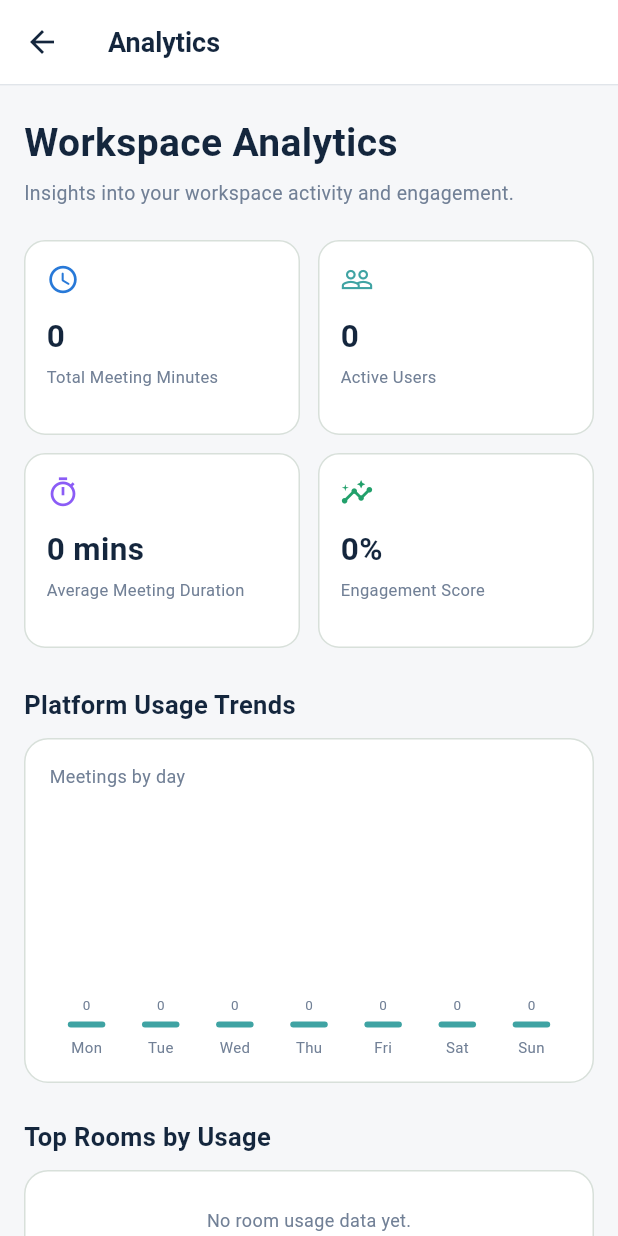
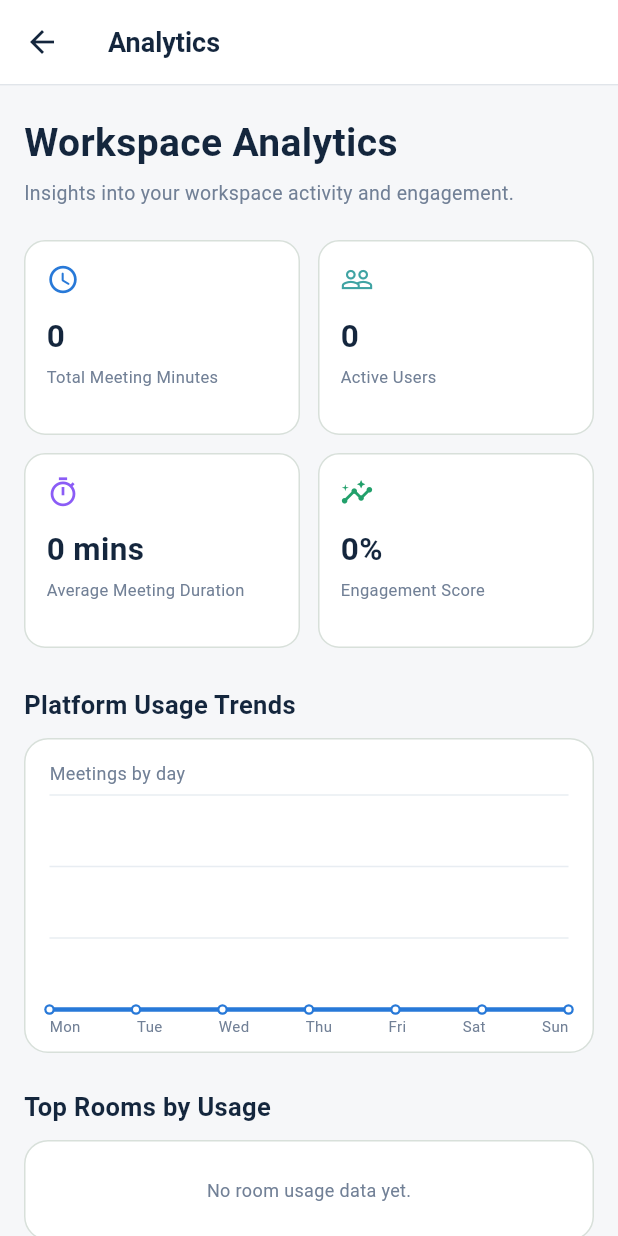
Before and after one commit to Rehan-khan-7/Meethub-, a Flutter app: the screen it shows after launch, after a tap on "Workspace Analytics", on a phone screen of 412 x 824 dp. Run offline on Flutter 3.47's test engine with Material 3 defaults, Android fonts, the phone set to English and light mode, and no system bars; our stand-ins replace shared_preferences.

Commit message:
feat: polish analytics dashboard

```diff
--- a/lib/features/analytics/presentation/analytics_screen.dart
+++ b/lib/features/analytics/presentation/analytics_screen.dart
@@ -9,6 +9,100 @@ class AnalyticsScreen extends StatefulWidget {
 
   @override
   State<AnalyticsScreen> createState() => _AnalyticsScreenState();
+}
+
+class _UsageTrendPainter extends CustomPainter {
+  final List<double> values;
+  final double maxValue;
+
+  _UsageTrendPainter({required this.values, required this.maxValue});
+
+  @override
+  void paint(Canvas canvas, Size size) {
+    if (values.isEmpty) return;
+
+    final paint = Paint()
+      ..color = const Color(0xFF2879D8)
+      ..strokeWidth = 3
+      ..style = PaintingStyle.stroke
+      ..strokeCap = StrokeCap.round
+      ..strokeJoin = StrokeJoin.round;
+
+    final fillPaint = Paint()
+      ..color = const Color(0xFFEAF3FF)
+      ..style = PaintingStyle.fill;
+
+    final gridPaint = Paint()
+      ..color = const Color(0xFFE8EDF2)
+      ..strokeWidth = 1;
+
+    // Horizontal grid lines
+    for (int i = 0; i < 4; i++) {
+      final y = size.height * i / 3;
+
+      canvas.drawLine(Offset(0, y), Offset(size.width, y), gridPaint);
+    }
+
+    if (values.length == 1) {
+      final y = size.height - (values.first / maxValue) * size.height;
+
+      final point = Offset(size.width / 2, y);
+
+      canvas.drawCircle(point, 5, Paint()..color = const Color(0xFF2879D8));
+
+      return;
+    }
+
+    final points = <Offset>[];
+
+    for (int i = 0; i < values.length; i++) {
+      final x = size.width * i / (values.length - 1);
+
+      final normalized = values[i] / maxValue;
+
+      final y = size.height - normalized * size.height;
+
+      points.add(Offset(x, y));
+    }
+
+    // Area below line
+    final areaPath = Path()..moveTo(points.first.dx, size.height);
+
+    for (final point in points) {
+      areaPath.lineTo(point.dx, point.dy);
+    }
+
+    areaPath.lineTo(points.last.dx, size.height);
+
+    areaPath.close();
+
+    canvas.drawPath(areaPath, fillPaint);
+
+    // Line
+    final linePath = Path()..moveTo(points.first.dx, points.first.dy);
+
+    for (int i = 1; i < points.length; i++) {
+      linePath.lineTo(points[i].dx, points[i].dy);
+    }
+
+    canvas.drawPath(linePath, paint);
+
+    // Points
+    final pointPaint = Paint()
+      ..color = const Color(0xFF2879D8)
+      ..style = PaintingStyle.fill;
+
+    for (final point in points) {
+      canvas.drawCircle(point, 3.5, pointPaint);
+
+      canvas.drawCircle(point, 2, Paint()..color = Colors.white);
+    }
+  }
+
+  @override
+  bool shouldRepaint(covariant _UsageTrendPainter oldDelegate) {
+    return oldDelegate.values != values || oldDelegate.maxValue != maxValue;
+  }
 }
 
 class _AnalyticsScreenState extends State<AnalyticsScreen> {
@@ -263,27 +357,23 @@ class _AnalyticsScreenState extends State<AnalyticsScreen> {
       return _buildEmptyCard('No meeting activity yet.');
     }
 
-    int maxValue = 1;
+    final values = trends
+        .map((item) => (item['value'] as num).toDouble())
+        .toList();
 
-    for (final item in trends) {
-      final value = item['value'] as int;
-
-      if (value > maxValue) {
-        maxValue = value;
-      }
-    }
+    final maxValue = values.isEmpty
+        ? 1.0
+        : values.reduce((a, b) => a > b ? a : b);
 
     return Container(
-      height: 230,
       width: double.infinity,
-      padding: const EdgeInsets.all(16),
-
+      height: 210,
+      padding: const EdgeInsets.fromLTRB(16, 14, 16, 10),
       decoration: BoxDecoration(
         color: Colors.white,
         borderRadius: BorderRadius.circular(16),
         border: Border.all(color: const Color(0xFFD8E0DA)),
       ),
-
       child: Column(
         crossAxisAlignment: CrossAxisAlignment.start,
         children: [
@@ -292,52 +382,28 @@ class _AnalyticsScreenState extends State<AnalyticsScreen> {
             style: TextStyle(fontSize: 12, color: Color(0xFF718096)),
           ),
 
-          const SizedBox(height: 18),
+          const SizedBox(height: 6),
 
           Expanded(
-            child: Row(
-              crossAxisAlignment: CrossAxisAlignment.end,
-              mainAxisAlignment: MainAxisAlignment.spaceAround,
-              children: trends.map((item) {
-                final value = item['value'] as int;
+            child: CustomPaint(
+              painter: _UsageTrendPainter(
+                values: values,
+                maxValue: maxValue == 0 ? 1 : maxValue,
+              ),
+              child: const SizedBox.expand(),
+            ),
+          ),
 
-                final height = value == 0 ? 4.0 : 105 * (value / maxValue);
+          const SizedBox(height: 4),
 
-                return Column(
-                  mainAxisAlignment: MainAxisAlignment.end,
-                  children: [
-                    Text(
-                      value.toString(),
-                      style: const TextStyle(
-                        fontSize: 9,
-                        color: Color(0xFF718096),
-                      ),
-                    ),
-
-                    const SizedBox(height: 5),
-
-                    Container(
-                      width: 25,
-                      height: height,
-                      decoration: BoxDecoration(
-                        color: const Color(0xFF3FA3A3),
-                        borderRadius: BorderRadius.circular(6),
-                      ),
-                    ),
-
-                    const SizedBox(height: 6),
-
-                    Text(
-                      item['day'].toString(),
-                      style: const TextStyle(
-                        fontSize: 10,
-                        color: Color(0xFF718096),
-                      ),
-                    ),
-                  ],
-                );
-              }).toList(),
-            ),
+          Row(
+            mainAxisAlignment: MainAxisAlignment.spaceBetween,
+            children: trends.map((item) {
+              return Text(
+                item['day'].toString(),
+                style: const TextStyle(fontSize: 10, color: Color(0xFF718096)),
+              );
+            }).toList(),
           ),
         ],
       ),
@@ -368,7 +434,7 @@ class _AnalyticsScreenState extends State<AnalyticsScreen> {
       child: Column(
         children: rooms.take(5).map((room) {
           final usage = room['usage'] as int;
-
+          final String sessionText = usage == 1 ? 'session' : 'sessions';
           final ratio = maxUsage == 0 ? 0.0 : usage / maxUsage;
 
           return Padding(
@@ -390,7 +456,7 @@ class _AnalyticsScreenState extends State<AnalyticsScreen> {
                     ),
 
                     Text(
-                      '$usage sessions',
+                      '$usage $sessionText',
                       style: const TextStyle(
                         fontSize: 10,
                         color: Color(0xFF718096),
```
